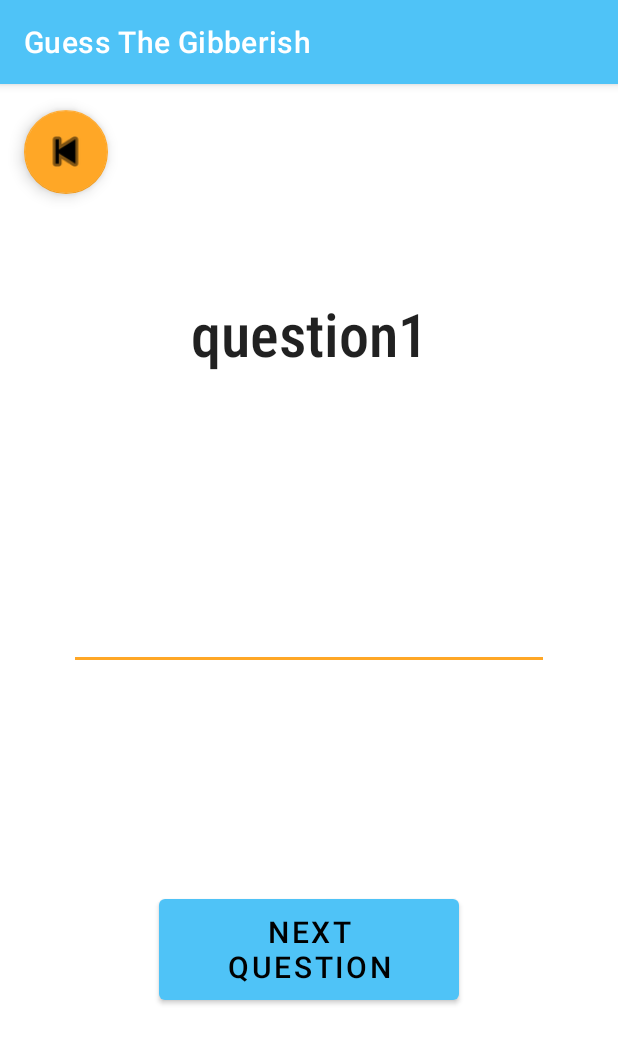
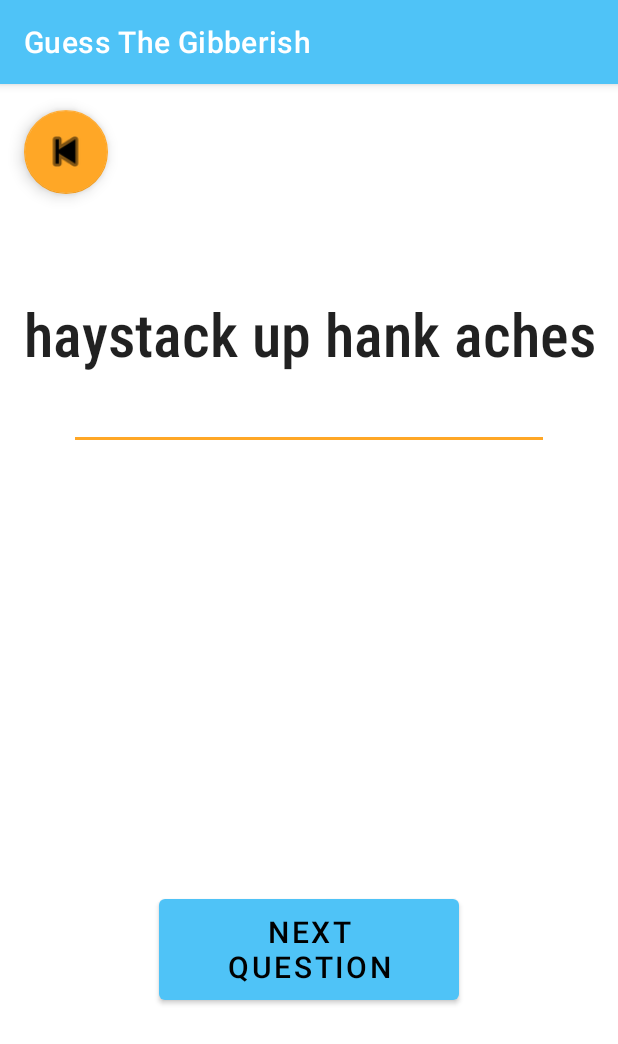
Before and after one commit to ahuvac/Guess_The_Gibberish, an Android app: the screen it shows after launch (QuestionActivity), after a tap on "PLAY", on a phone screen of 412 x 824 dp. Shown: the top 1044 px of the screen. Run offline under Robolectric (Android 15) with nearby library versions, the light colour scheme and no system bars.

Commit message:
Random generator for phrases

```diff
--- a/app/src/main/java/com/example/guess_the_gibberish/MainActivity.java
+++ b/app/src/main/java/com/example/guess_the_gibberish/MainActivity.java
@@ -32,10 +32,15 @@
             }
         });
 
+        setupToolbar();
+        setupFAB();
+    }
+
+    private void setupToolbar() {
         Toolbar toolbar = findViewById(R.id.toolbar);
         setSupportActionBar(toolbar);
-        setupFAB();
     }
+
     public void openNewActivity(){
         Intent intent = new Intent(this, QuestionActivity.class);
         startActivity(intent);
--- a/app/src/main/java/com/example/guess_the_gibberish/QuestionActivity.java
+++ b/app/src/main/java/com/example/guess_the_gibberish/QuestionActivity.java
@@ -1,18 +1,71 @@
 package com.example.guess_the_gibberish;
 
 import android.os.Bundle;
+import android.view.View;
+import android.widget.Button;
+import android.widget.EditText;
+import android.widget.TextView;
 
 import androidx.appcompat.app.AppCompatActivity;
 
+import com.google.android.material.snackbar.Snackbar;
+
+import java.util.ArrayList;
+import java.util.Arrays;
+import java.util.List;
+import java.util.Random;
+
 public class QuestionActivity extends AppCompatActivity {
+    private String[] phrasesArray;
+    private String[] correctPhrases;
+    private TextView tView;
+    private EditText eText;
+    private Button button;
+    List<String> phrasesList;
 
 
     @Override
     protected void onCreate(Bundle savedInstanceState) {
         super.onCreate(savedInstanceState);
         setContentView(R.layout.question_page);
-        setQuestion();
+
+        tView = (TextView) findViewById(R.id.question);
+        eText = (EditText) findViewById(R.id.guess);
+        button = (Button) findViewById(R.id.next_button);
+
+        correctPhrases = getResources().getStringArray(R.array.correct_phrases);
+        phrasesArray = getResources().getStringArray(R.array.gib_phrases);
+        phrasesList = new ArrayList<>(Arrays.asList(phrasesArray));
+
+        Random random = new Random();
+        int randomIndex = random.nextInt(phrasesList.size());
+
+        newPhrase(randomIndex);
+
+        button.setOnClickListener(new View.OnClickListener() {
+            @Override
+            public void onClick(View v) {
+                Random random = new Random();
+                int randomIndex = random.nextInt(phrasesList.size());
+                newPhrase(randomIndex);
+
+            }
+        });
+        //setQuestion();
     }
+
+    private void newPhrase(int randomIndex) {
+        String randomPhrase = phrasesList.get(randomIndex);
+        tView.setText(randomPhrase);
+        phrasesList.remove(randomIndex);
+
+    }
+
+    private boolean checkGuess(int randomIndex){
+        String guessInput = eText.getText().toString();
+        return guessInput.equalsIgnoreCase(correctPhrases[randomIndex]);
+    }
+
 
     private void setQuestion(){
         String [] questions = {"Mis whimms hut", //my swim suit
--- a/app/src/main/res/layout/activity_main.xml
+++ b/app/src/main/res/layout/activity_main.xml
@@ -21,6 +21,7 @@
     </com.google.android.material.appbar.AppBarLayout>
 
     <include layout="@layout/content_main" />
+    <include layout="@layout/main_include_background" />
 
     <com.google.android.material.floatingactionbutton.FloatingActionButton
         android:id="@+id/fab"
--- a/app/src/main/res/layout/content_main.xml
+++ b/app/src/main/res/layout/content_main.xml
@@ -38,5 +38,4 @@
         android:layout_gravity="center"
         />
 
-    <include layout="@layout/main_include_background" />
 </LinearLayout>
--- a/app/src/main/res/layout/main_include_background.xml
+++ b/app/src/main/res/layout/main_include_background.xml
@@ -7,4 +7,4 @@
     android:scaleType="centerCrop"
     android:alpha=".1"
     android:contentDescription="Background image"
-    tools:showIn="@layout/content_main" />
+     />
--- a/app/src/main/res/layout/question_page.xml
+++ b/app/src/main/res/layout/question_page.xml
@@ -24,7 +24,7 @@
         app:layout_constraintVertical_bias="0.187" />
 
     <Button
-        android:id="@+id/play_button"
+        android:id="@+id/next_button"
         android:layout_width="200dp"
         android:layout_height="79dp"
         android:layout_gravity="center"
@@ -38,7 +38,7 @@
         app:layout_constraintVertical_bias="0.78" />
 
     <EditText
-        android:id="@+id/editTextTextPersonName"
+        android:id="@+id/guess"
         android:layout_width="wrap_content"
         android:layout_height="wrap_content"
         android:ems="15"
--- a/app/src/main/res/values/strings.xml
+++ b/app/src/main/res/values/strings.xml
@@ -2,8 +2,28 @@
     <string name="app_name">Guess The Gibberish</string>
     <string name="action_settings">Settings</string>
     <string name="info_description">Guess the gibberish shown on screen and input your guess</string>
-
-
     <string name="info_title">How to Play</string>
     <string name="button_text">Play</string>
+
+    <string-array name="gib_phrases">
+        <item>Mis whimms hut</item>
+        <item>elf oh bits up</item>
+        <item>fee sha end chaps</item>
+        <item>fish hits span hears</item>
+        <item>aight bae queue app high</item>
+        <item>haystack up hank aches</item>
+        <item>ditch chews haze hum dan</item>
+        <item>gift eat hey shawd</item>
+    </string-array>
+
+    <string-array name="correct_phrases">
+        <item>my swim suit</item>
+        <item>alphabet soup</item>
+        <item>fish and chips</item>
+        <item>fidget spinners</item>
+        <item>I bake you a pie</item>
+        <item>a stack of pancakes</item>
+        <item>did you say something</item>
+        <item>give it a shot</item>
+    </string-array>
 </resources>
```
